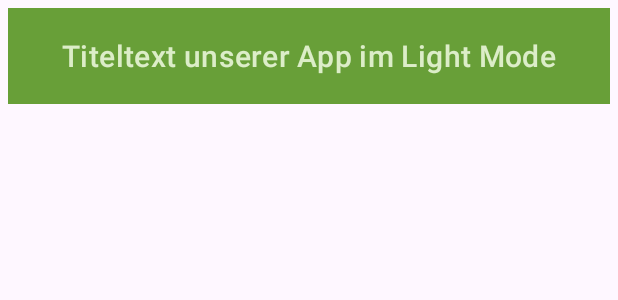
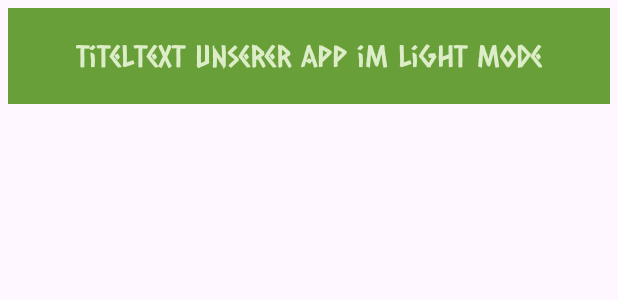
Before and after one commit to MarianneSyntax/UserInputLive, an Android app: the layout activity_main.xml on its own in the app's theme, with its tools: preview values and no code run, on a phone screen of 412 x 824 dp. Shown: the top 300 px of the screen. Run offline under Robolectric (Android 15) with nearby library versions, the light colour scheme and no system bars.

Commit message:
Fonts: Fonts werden über den Resource Manager Links eingefügt und dann zB in TextViews über das Attribut FontFamily verwendet. Sie landen in res > font.
In unserer Toolbar gibt es lediglich das Attribut titleTextAppearance, dafür erstellen wir also auch einen eigenen ToolbarTitleStyle, in dem wir die fontFamily angeben können

```diff
--- a/app/src/main/res/values/styles.xml
+++ b/app/src/main/res/values/styles.xml
@@ -6,5 +6,10 @@
         <item name="android:layout_height">?attr/actionBarSize</item>
         <item name="titleTextColor">?attr/colorOnPrimary</item>
         <item name="titleCentered">true</item>
+        <item name="titleTextAppearance">@style/ToolbarTitleStyle</item>
+    </style>
+
+    <style name="ToolbarTitleStyle" parent="TextAppearance.Widget.AppCompat.Toolbar.Title">
+        <item name="android:fontFamily">@font/caesar_dressing</item>
     </style>
 </resources>
```
Also changed, not shown: app/src/main/res/font/caesar_dressing.ttf (added).
